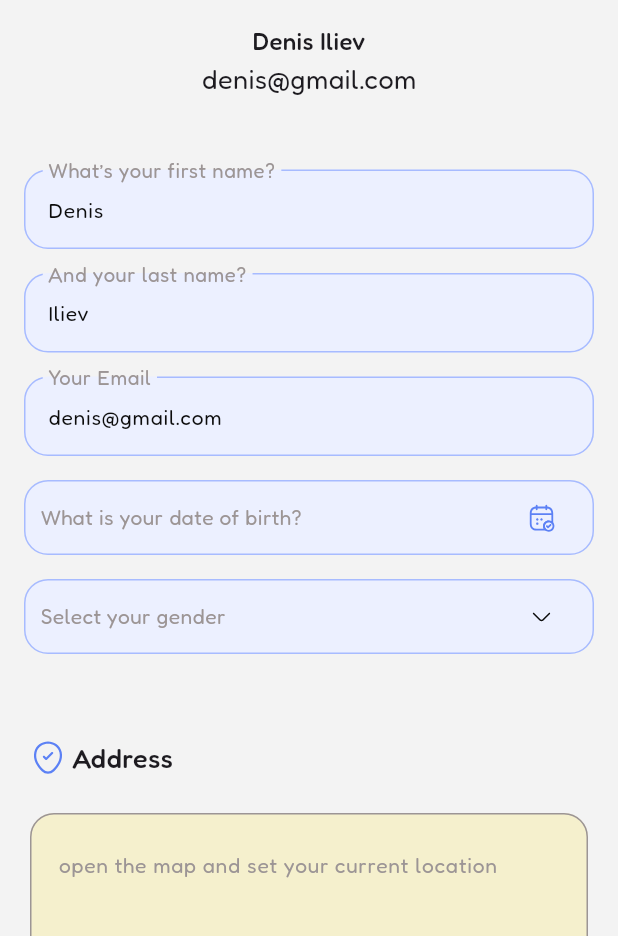
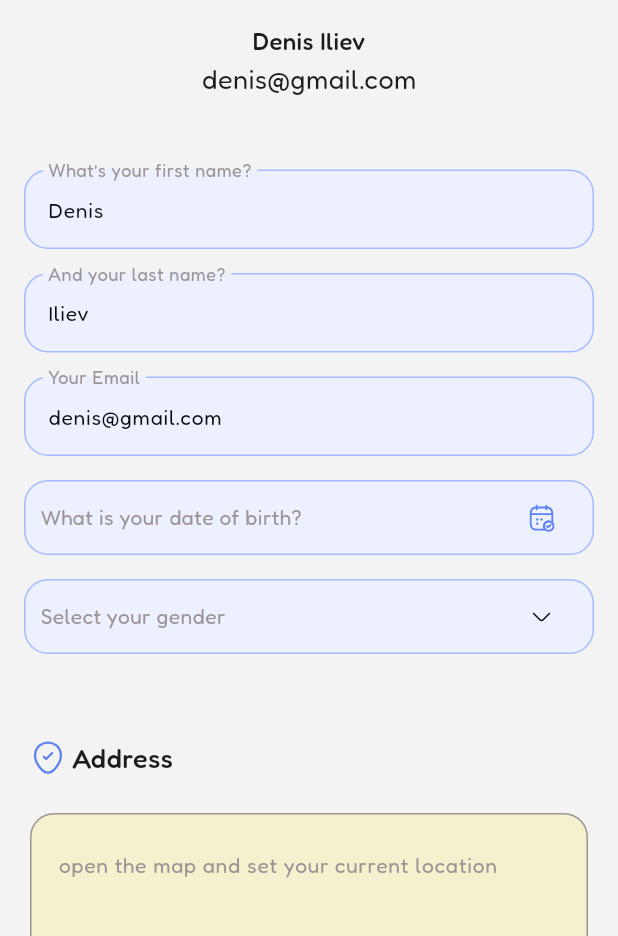
Before and after one commit to HosseinMohammadiii/autilabapp, a Flutter app: the EditProfileScreen screen opened by its route, on a phone screen of 412 x 824 dp, the part 300-1236 px from its top. Run offline on Flutter 3.47's test engine with Material 3 defaults, Android fonts, the phone set to English and light mode, and no system bars; our stand-ins replace cached_network_image, dartz, device_info_plus, dio, equatable, flutter_rating_bar and 9 more; missing offline and left inert: flutter_linear_datepicker; accounts and stored records are empty; project files that could hold a hidden picture were left out.

Commit message:
Edit somescreen

```diff
--- a/lib/common/widgets/custom_textfield.dart
+++ b/lib/common/widgets/custom_textfield.dart
@@ -65,11 +65,12 @@ class CustomTextfield extends StatelessWidget {
         decoration: InputDecoration(
           suffixIcon: suffixIcon,
           filled: true,
-          fillColor: backgroundColor ?? Colors.transparent,
+          alignLabelWithHint: true,
+          fillColor: backgroundColor ?? const Color.fromRGBO(0, 0, 0, 0),
           label: Text(label),
           labelStyle: AutilabTextStyle.small14_400.copyWith(
             color: lblColor ?? Colors.grey,
-            fontSize: 18,
+            fontSize: 16,
           ),
           floatingLabelBehavior: floatingLabelBehavior,
           enabledBorder: OutlineInputBorder(
--- a/lib/core/routes/routes.dart
+++ b/lib/core/routes/routes.dart
@@ -53,7 +53,7 @@ final GlobalKey<NavigatorState> navigatorKey = GlobalKey<NavigatorState>();
 class AutilabRouter {
   static GoRouter router = GoRouter(
     navigatorKey: navigatorKey,
-    initialLocation: '/testHistoryScreen',
+    initialLocation: '/toolsScreen',
     routes: [
       GoRoute(
         path: '/',
```
Also changed, not shown: 1 other file.
